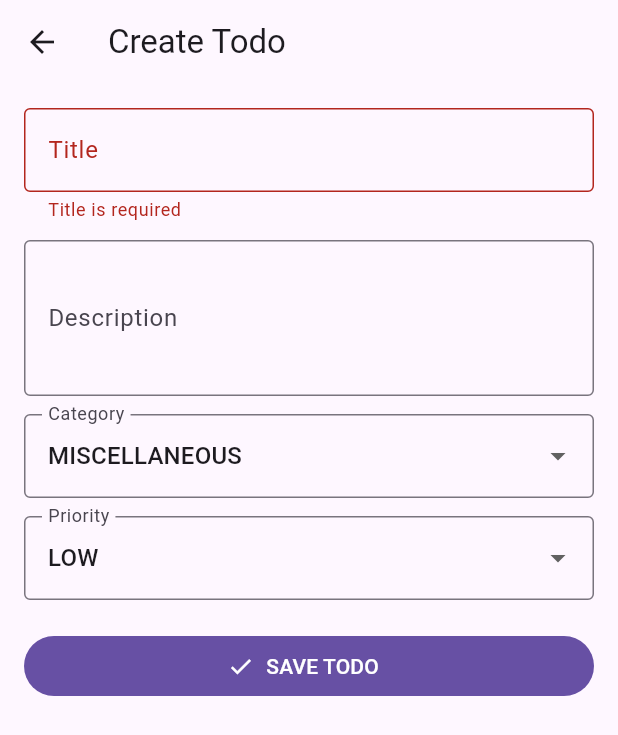
After one commit to sudipeb/drifttutorial, a Flutter app: the _TodoFormScreen screen opened directly, after a tap on "SAVE TODO", on a phone screen of 412 x 824 dp. The commit adds this screen. Shown: the top 735 px of the screen. Run offline on Flutter 3.47's test engine with Material 3 defaults, Android fonts, the phone set to English and light mode, and no system bars; our stand-ins replace drift, flutter_bloc; missing offline and left inert: simplex; accounts and stored records are empty; generated files the repository leaves out were written again; statements that could not run were skipped.

Commit message:
:wip: refactor

```diff
--- a/lib/core/database/todo_table.dart
+++ b/lib/core/database/todo_table.dart
@@ -1,5 +1,5 @@
 import 'package:drift/drift.dart';
-import 'package:flutter/material.dart' hide Table;
+
 
 class Todos extends Table {
   IntColumn get id => integer().autoIncrement()();
--- /dev/null
+++ b/lib/features/todo/presentation/widgets/todo_enum_dropdown.dart
@@ -0,0 +1,31 @@
+import 'package:flutter/material.dart';
+
+class TodoEnumDropdown<T> extends StatelessWidget {
+  const TodoEnumDropdown({
+    required this.value,
+    required this.label,
+    required this.options,
+    required this.labelBuilder,
+    required this.onChanged,
+    super.key,
+  });
+
+  final T value;
+  final String label;
+  final List<T> options;
+  final String Function(T option) labelBuilder;
+  final ValueChanged<T> onChanged;
+
+  @override
+  Widget build(BuildContext context) {
+    return DropdownButtonFormField<T>(
+      initialValue: value,
+      decoration: InputDecoration(labelText: label, border: const OutlineInputBorder()),
+      items: options.map((option) => DropdownMenuItem<T>(value: option, child: Text(labelBuilder(option)))).toList(),
+      onChanged: (next) {
+        if (next == null) return;
+        onChanged(next);
+      },
+    );
+  }
+}
--- /dev/null
+++ b/lib/features/todo/presentation/widgets/todo_form_submit_button.dart
@@ -0,0 +1,20 @@
+import 'package:flutter/material.dart';
+
+class TodoFormSubmitButton extends StatelessWidget {
+  const TodoFormSubmitButton({required this.isSubmitting, required this.isEditing, required this.onPressed, super.key});
+
+  final bool isSubmitting;
+  final bool isEditing;
+  final VoidCallback onPressed;
+
+  @override
+  Widget build(BuildContext context) {
+    return FilledButton.icon(
+      onPressed: isSubmitting ? null : onPressed,
+      icon: isSubmitting
+          ? const SizedBox(width: 16, height: 16, child: CircularProgressIndicator(strokeWidth: 2))
+          : const Icon(Icons.check),
+      label: Text(isEditing ? 'UPDATE TODO' : 'SAVE TODO'),
+    );
+  }
+}
--- /dev/null
+++ b/lib/features/todo/presentation/widgets/todo_form_text_field.dart
@@ -0,0 +1,36 @@
+import 'package:flutter/material.dart';
+
+class TodoFormTextField extends StatelessWidget {
+  const TodoFormTextField({
+    required this.controller,
+    required this.label,
+    required this.hint,
+    this.maxLines = 1,
+    this.requiredField = false,
+    super.key,
+  });
+
+  final TextEditingController controller;
+  final String label;
+  final String hint;
+  final int maxLines;
+  final bool requiredField;
+
+  @override
+  Widget build(BuildContext context) {
+    return TextFormField(
+      controller: controller,
+      maxLines: maxLines,
+      textCapitalization: TextCapitalization.sentences,
+      decoration: InputDecoration(labelText: label, hintText: hint, border: const OutlineInputBorder()),
+      validator: requiredField
+          ? (value) {
+              if ((value ?? '').trim().isEmpty) {
+                return '$label is required';
+              }
+              return null;
+            }
+          : null,
+    );
+  }
+}
--- /dev/null
+++ b/lib/features/todo/presentation/widgets/todo_form_widget.dart
@@ -0,0 +1,139 @@
+import 'package:drifttutorial/features/todo/domain/models/todo.dart';
+import 'package:drifttutorial/features/todo/presentation/blocs/todo_cubit.dart';
+import 'package:drifttutorial/features/todo/presentation/widgets/todo_enum_dropdown.dart';
+import 'package:drifttutorial/features/todo/presentation/widgets/todo_form_submit_button.dart';
+import 'package:drifttutorial/features/todo/presentation/widgets/todo_form_text_field.dart';
+import 'package:flutter/material.dart';
+import 'package:flutter_bloc/flutter_bloc.dart';
+
+class TodoFormWidget extends StatefulWidget {
+  const TodoFormWidget({this.initialTodo, this.onSaved, super.key});
+
+  final Todo? initialTodo;
+  final VoidCallback? onSaved;
+
+  bool get isEditing => initialTodo != null;
+
+  @override
+  State<TodoFormWidget> createState() => _TodoFormWidgetState();
+}
+
+class _TodoFormWidgetState extends State<TodoFormWidget> {
+  final GlobalKey<FormState> _formKey = GlobalKey<FormState>();
+  final TextEditingController _titleController = TextEditingController();
+  final TextEditingController _descriptionController = TextEditingController();
+
+  Category _selectedCategory = Category.miscellaneous;
+  Priority _selectedPriority = Priority.low;
+  bool _isSubmitting = false;
+
+  @override
+  void initState() {
+    super.initState();
+    _hydrateFromInitial();
+  }
+
+  @override
+  void dispose() {
+    _titleController.dispose();
+    _descriptionController.dispose();
+    super.dispose();
+  }
+
+  void _hydrateFromInitial() {
+    final initialTodo = widget.initialTodo;
+    if (initialTodo == null) return;
+
+    _titleController.text = initialTodo.title;
+    _descriptionController.text = initialTodo.description;
+    _selectedCategory = initialTodo.category;
+    _selectedPriority = initialTodo.priority;
+  }
+
+  Future<void> _submit(BuildContext context) async {
+    if (!(_formKey.currentState?.validate() ?? false)) {
+      return;
+    }
+
+    setState(() {
+      _isSubmitting = true;
+    });
+
+    final title = _titleController.text.trim();
+    final description = _descriptionController.text.trim();
+
+    if (widget.isEditing) {
+      final initialTodo = widget.initialTodo!;
+      await context.read<TodoCubit>().updateTodo(
+        Todo(
+          id: initialTodo.id,
+          title: title,
+          description: description,
+          category: _selectedCategory,
+          priority: _selectedPriority,
+          isCompleted: initialTodo.isCompleted,
+        ),
+      );
+    } else {
+      await context.read<TodoCubit>().addTodo(title, description, _selectedPriority.label, _selectedCategory.label);
+    }
+
+    if (!mounted) return;
+    widget.onSaved?.call();
+  }
+
+  @override
+  Widget build(BuildContext context) {
+    return Form(
+      key: _formKey,
+      child: ListView(
+        padding: const EdgeInsets.all(16),
+        children: [
+          TodoFormTextField(
+            controller: _titleController,
+            label: 'Title',
+            hint: 'Enter todo title',
+            requiredField: true,
+          ),
+          const SizedBox(height: 12),
+          TodoFormTextField(
+            controller: _descriptionController,
+            label: 'Description',
+            hint: 'Enter description (optional)',
+            maxLines: 3,
+          ),
+          const SizedBox(height: 12),
+          TodoEnumDropdown<Category>(
+            value: _selectedCategory,
+            label: 'Category',
+            options: Category.values,
+            labelBuilder: (category) => category.label,
+            onChanged: (value) {
+              setState(() {
+                _selectedCategory = value;
+              });
+            },
+          ),
+          const SizedBox(height: 12),
+          TodoEnumDropdown<Priority>(
+            value: _selectedPriority,
+            label: 'Priority',
+            options: Priority.values,
+            labelBuilder: (priority) => priority.label,
+            onChanged: (value) {
+              setState(() {
+                _selectedPriority = value;
+              });
+            },
+          ),
+          const SizedBox(height: 20),
+          TodoFormSubmitButton(
+            isSubmitting: _isSubmitting,
+            isEditing: widget.isEditing,
+            onPressed: () => _submit(context),
+          ),
+        ],
+      ),
+    );
+  }
+}
--- /dev/null
+++ b/lib/features/todo/presentation/widgets/todo_list_view.dart
@@ -0,0 +1,49 @@
+import 'package:drifttutorial/features/todo/domain/models/todo.dart';
+import 'package:flutter/material.dart';
+
+class TodoListView extends StatelessWidget {
+  const TodoListView({
+    required this.todos,
+    required this.onToggle,
+    required this.onDelete,
+    required this.onEdit,
+    super.key,
+  });
+
+  final List<Todo> todos;
+  final ValueChanged<Todo> onToggle;
+  final ValueChanged<int> onDelete;
+  final ValueChanged<Todo> onEdit;
+
+  String _valueOrPlaceholder(String value, String placeholder) {
+    final trimmed = value.trim();
+    return trimmed.isEmpty ? placeholder : trimmed;
+  }
+
+  @override
+  Widget build(BuildContext context) {
+    if (todos.isEmpty) {
+      return const Center(child: Text('No todos yet. Tap + to add one.'));
+    }
+
+    return ListView.builder(
+      itemCount: todos.length,
+      itemBuilder: (_, i) {
+        final todo = todos[i];
+        final title = _valueOrPlaceholder(todo.title, 'Untitled todo');
+        final description = _valueOrPlaceholder(todo.description, 'No description');
+        final completionStatus = todo.isCompleted ? 'COMPLETED' : 'PENDING';
+        return ListTile(
+          title: Text(
+            title,
+            style: TextStyle(decoration: todo.isCompleted ? TextDecoration.lineThrough : TextDecoration.none),
+          ),
+          subtitle: Text('$description • ${todo.category.label} • ${todo.priority.label} • $completionStatus'),
+          trailing: Checkbox(value: todo.isCompleted, onChanged: (_) => onToggle(todo)),
+          onLongPress: () => onDelete(todo.id),
+          onTap: () => onEdit(todo),
+        );
+      },
+    );
+  }
+}
```
Also changed, not shown: lib/features/todo/presentation/pages/task_create_page.dart (+22 -183 lines).
